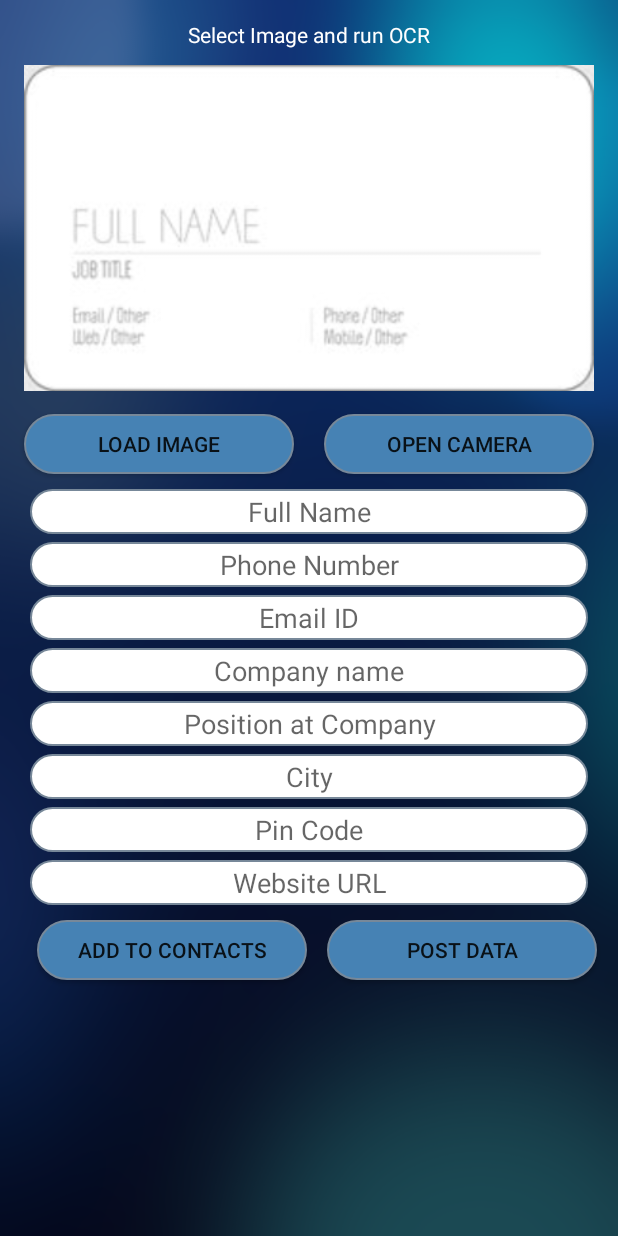
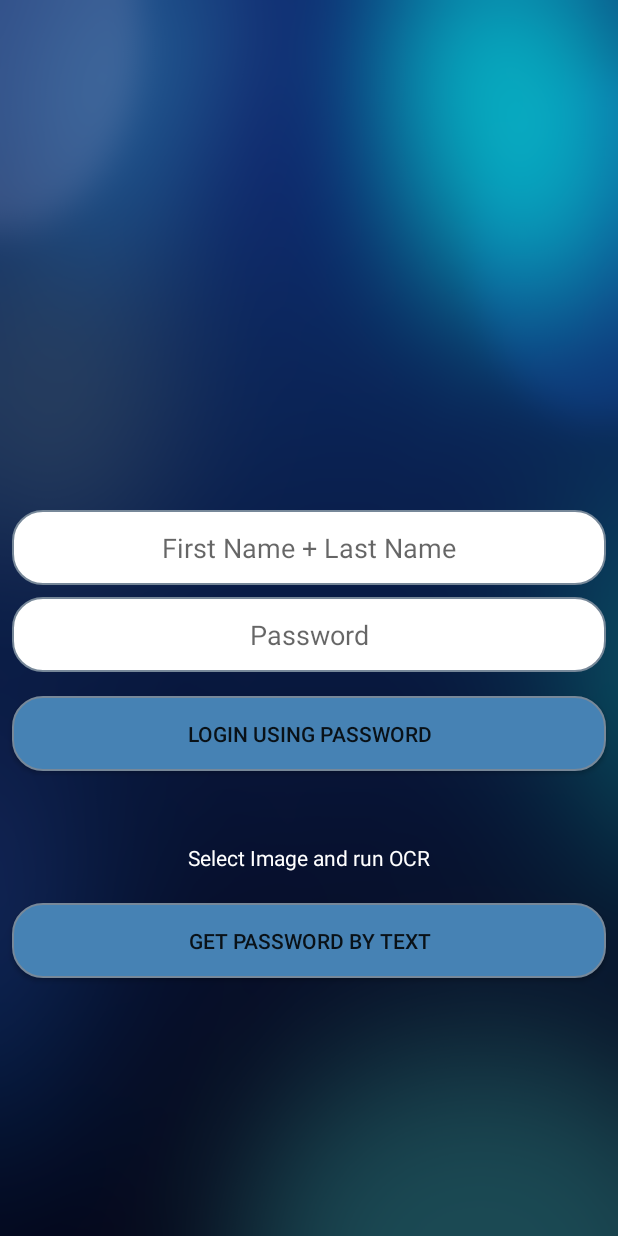
Before and after one commit to shahaayush1999/AOCR, an Android app: the screen it shows after launch (MainActivity before the commit, LoginActivity after it), on a phone screen of 412 x 824 dp. Run offline under Robolectric (Android 15) with nearby library versions, the phone set to English and light mode, and no system bars.

Commit message:
Added blank login acitivity, logic and backend yet to be added.

```diff
--- a/app/build.gradle
+++ b/app/build.gradle
@@ -30,8 +30,9 @@ dependencies {
     implementation 'com.rmtheis:tess-two:9.0.0'
     implementation 'androidx.appcompat:appcompat:1.1.0-beta01'
     implementation 'androidx.constraintlayout:constraintlayout:1.1.3'
-    implementation (group: 'org.apache.httpcomponents' , name: 'httpmime' , version: '4.3.5') {
-        exclude module: 'org.apache.httpcomponents:httpclient'}
+    implementation(group: 'org.apache.httpcomponents', name: 'httpmime', version: '4.3.5') {
+        exclude module: 'org.apache.httpcomponents:httpclient'
+    }
     testImplementation 'junit:junit:4.12'
     androidTestImplementation 'androidx.test:runner:1.2.0'
     androidTestImplementation 'androidx.test.espresso:espresso-core:3.2.0'
--- a/app/src/main/AndroidManifest.xml
+++ b/app/src/main/AndroidManifest.xml
@@ -2,8 +2,10 @@
 <manifest xmlns:android="http://schemas.android.com/apk/res/android"
     package="com.example.aocr">
 
-    <uses-feature android:name="android.hardware.camera"
+    <uses-feature
+        android:name="android.hardware.camera"
         android:required="true" />
+
     <uses-permission android:name="android.permission.WRITE_EXTERNAL_STORAGE" />
     <uses-permission android:name="android.permission.INTERNET" />
 
@@ -14,15 +16,21 @@
         android:roundIcon="@mipmap/ic_launcher_round"
         android:supportsRtl="true"
         android:theme="@style/AppTheme">
+
+        <activity
+            android:name=".LoginActivity"
+            android:screenOrientation="portrait">
+            <intent-filter>
+                <action android:name="android.intent.action.MAIN" />
+                <category android:name="android.intent.category.LAUNCHER" />
+            </intent-filter>
+        </activity>
+
         <activity
             android:name=".MainActivity"
             android:screenOrientation="portrait">
-            <intent-filter>
-                <action android:name="android.intent.action.MAIN" />
+        </activity>
 
-                <category android:name="android.intent.category.LAUNCHER" />
-            </intent-filter>
-        </activity>
         <provider
             android:name="androidx.core.content.FileProvider"
             android:authorities="com.example.android.fileprovider"
@@ -30,7 +38,7 @@
             android:grantUriPermissions="true">
             <meta-data
                 android:name="android.support.FILE_PROVIDER_PATHS"
-                android:resource="@xml/file_paths"></meta-data>
+                android:resource="@xml/file_paths" />
         </provider>
     </application>
 
--- /dev/null
+++ b/app/src/main/java/com/example/aocr/LoginActivity.java
@@ -0,0 +1,46 @@
+package com.example.aocr;
+
+import androidx.appcompat.app.AppCompatActivity;
+
+import android.os.Bundle;
+import android.view.View;
+import android.widget.Button;
+import android.widget.EditText;
+
+public class LoginActivity extends AppCompatActivity {
+
+    Button buttonLoginUsingPassword;
+    Button buttonGetPasswordByText;
+    EditText loginName;
+    EditText loginPassword;
+
+    @Override
+    protected void onCreate(Bundle savedInstanceState) {
+        super.onCreate(savedInstanceState);
+        setContentView(R.layout.activity_login);
+
+        buttonLoginUsingPassword = (Button) findViewById(R.id.buttonLoginUsingPassword);
+        buttonGetPasswordByText = (Button) findViewById(R.id.buttonGetPasswordByText);
+        loginName = (EditText) findViewById(R.id.editTextLoginName);
+        loginPassword = (EditText) findViewById(R.id.editTextLoginPassword);
+
+        buttonLoginUsingPassword.setOnClickListener(new View.OnClickListener() {
+            @Override
+            public void onClick(View v) {
+                verifyPassword();
+            }
+        });
+
+        buttonGetPasswordByText.setOnClickListener(new View.OnClickListener() {
+            @Override
+            public void onClick(View v) {
+                sendOTP();
+            }
+        });
+    }
+    //todo modify login xml with appropriate status strings for login page
+    public void verifyPassword() {};
+    public void sendOTP() {};
+    public void passwordVerifiedLaunchMainActivity() {};
+    public void passwordNotVerified() {};
+}
--- /dev/null
+++ b/app/src/main/res/layout/activity_login.xml
@@ -0,0 +1,85 @@
+<?xml version="1.0" encoding="utf-8"?>
+<androidx.constraintlayout.widget.ConstraintLayout xmlns:android="http://schemas.android.com/apk/res/android"
+    xmlns:app="http://schemas.android.com/apk/res-auto"
+    xmlns:tools="http://schemas.android.com/tools"
+    android:layout_width="match_parent"
+    android:layout_height="match_parent"
+    android:background="@drawable/background"
+    tools:context=".LoginActivity">
+
+    <EditText
+        android:id="@+id/editTextLoginName"
+        android:layout_width="0dp"
+        android:layout_height="50dp"
+        android:layout_marginStart="8dp"
+        android:layout_marginTop="340dp"
+        android:layout_marginEnd="8dp"
+        android:background="@drawable/rounded_edittext"
+        android:ems="10"
+        android:gravity="center"
+        android:hint="@string/firstNamePlusLastName"
+        android:inputType="textPersonName"
+        app:layout_constraintEnd_toEndOf="parent"
+        app:layout_constraintHorizontal_bias="0.0"
+        app:layout_constraintStart_toStartOf="parent"
+        app:layout_constraintTop_toTopOf="parent" />
+
+    <EditText
+        android:id="@+id/editTextLoginPassword"
+        android:layout_width="0dp"
+        android:layout_height="50dp"
+        android:layout_marginStart="8dp"
+        android:layout_marginTop="8dp"
+        android:layout_marginEnd="8dp"
+        android:background="@drawable/rounded_edittext"
+        android:ems="10"
+        android:hint="@string/password"
+        android:inputType="textPassword"
+        android:gravity="center"
+        app:layout_constraintEnd_toEndOf="parent"
+        app:layout_constraintStart_toStartOf="parent"
+        app:layout_constraintTop_toBottomOf="@+id/editTextLoginName" />
+
+    <Button
+        android:id="@+id/buttonLoginUsingPassword"
+        android:layout_width="0dp"
+        android:layout_height="50dp"
+        android:layout_marginStart="8dp"
+        android:layout_marginTop="16dp"
+        android:layout_marginEnd="8dp"
+        android:background="@drawable/rounded_button"
+        android:text="@string/loginUsingPassword"
+        app:layout_constraintEnd_toEndOf="parent"
+        app:layout_constraintStart_toStartOf="parent"
+        app:layout_constraintTop_toBottomOf="@+id/editTextLoginPassword" />
+
+    <TextView
+        android:id="@+id/statusBar"
+        android:layout_width="263dp"
+        android:layout_height="44dp"
+        android:layout_marginStart="8dp"
+        android:layout_marginTop="36dp"
+        android:layout_marginEnd="8dp"
+        android:background="@android:color/transparent"
+        android:gravity="center"
+        android:text="@string/statusPleaseLoadImage"
+        android:textColor="@color/white"
+        app:layout_constraintEnd_toEndOf="parent"
+        app:layout_constraintStart_toStartOf="parent"
+        app:layout_constraintTop_toBottomOf="@+id/buttonLoginUsingPassword"
+        tools:text="@string/statusPleaseLoadImage" />
+
+    <Button
+        android:id="@+id/buttonGetPasswordByText"
+        android:layout_width="0dp"
+        android:layout_height="50dp"
+        android:layout_marginStart="8dp"
+        android:layout_marginTop="8dp"
+        android:layout_marginEnd="8dp"
+        android:background="@drawable/rounded_button"
+        android:text="@string/getPasswordByText"
+        app:layout_constraintEnd_toEndOf="parent"
+        app:layout_constraintHorizontal_bias="1.0"
+        app:layout_constraintStart_toStartOf="parent"
+        app:layout_constraintTop_toBottomOf="@+id/statusBar" />
+</androidx.constraintlayout.widget.ConstraintLayout>
--- a/app/src/main/res/values/strings.xml
+++ b/app/src/main/res/values/strings.xml
@@ -5,6 +5,10 @@
     <string name="loadImage">Load Image</string>
     <string name="openCamera">Open Camera</string>
     <string name="name">Full Name</string>
+    <string name="loginUsingPassword">Login Using Password</string>
+    <string name="getPasswordByText">Get Password By Text</string>
+    <string name="firstNamePlusLastName">First Name + Last Name</string>
+    <string name="password">Password</string>
     <string name="phoneNumber">Phone Number</string>
     <string name="emailID">Email ID</string>
     <string name="companyName">Company name</string>
```
